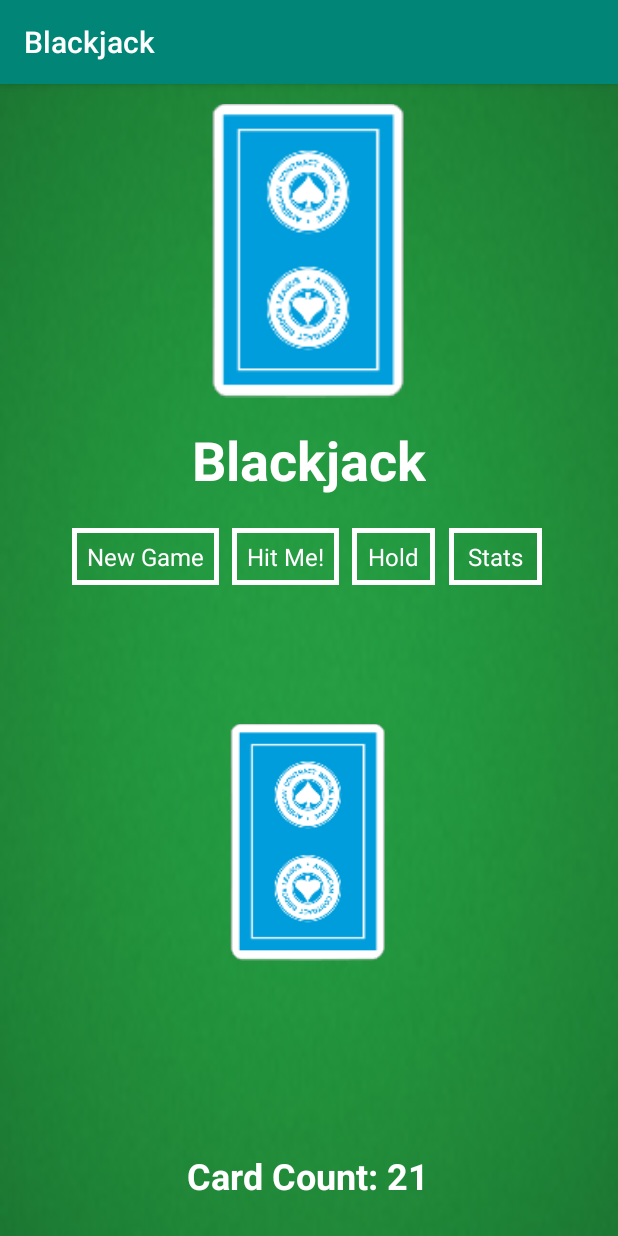
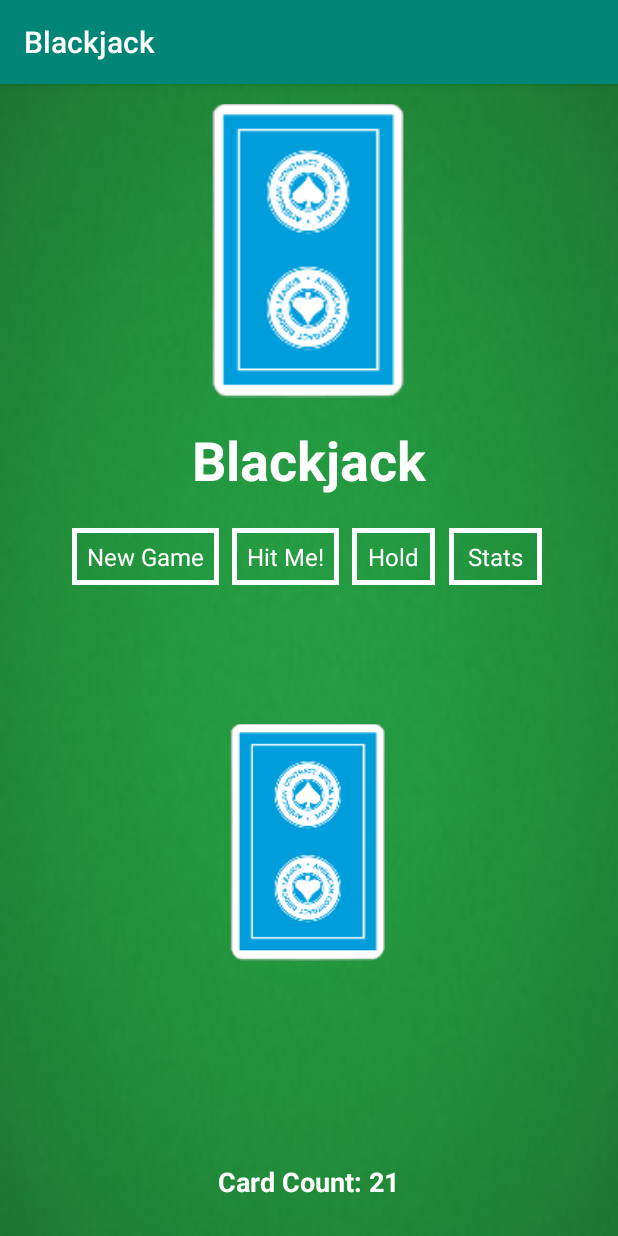
Before and after one commit to mustafamohamed001/Blackjack-Android-App, an Android app: the screen it shows after launch (MainActivity), after a tap on "New Game", on a phone screen of 412 x 824 dp. Run offline under Robolectric (Android 15) with nearby library versions, the light colour scheme and no system bars; Roboto replaces fonts that are not available here.

Commit message:
Buttom Messages functional

```diff
--- a/app/src/main/java/com/mustafamohamed/blackjack/MainActivity.kt
+++ b/app/src/main/java/com/mustafamohamed/blackjack/MainActivity.kt
@@ -5,6 +5,7 @@ import androidx.appcompat.app.AppCompatActivity
 import android.os.Bundle
 import android.widget.Button
 import android.widget.ImageView
+import android.widget.LinearLayout
 import android.widget.TextView
 import androidx.appcompat.app.AlertDialog
 import kotlin.math.round
@@ -142,14 +143,16 @@ class MainActivity : AppCompatActivity() {
         dealerHand = num
     }
 
-
-
+    //App Logic
     override fun onCreate(savedInstanceState: Bundle?) {
         super.onCreate(savedInstanceState)
         setContentView(R.layout.activity_main)
 
         //Declare Button Text Message
         val buttomMsg = findViewById(R.id.buttomMsg) as TextView
+
+        //Declare Card Holder
+        val cardHolder = findViewById(R.id.cardHolder) as LinearLayout
 
         //Declare New Game Button
         val newgameButton = findViewById(R.id.newgameButton) as Button
@@ -160,9 +163,9 @@ class MainActivity : AppCompatActivity() {
             cards = mutableListOf(getCard(), getCard())
             getCardNum()
             buttomMsg.setText("Card Count: ${hand}")
-            for(card in cards){
-                println(card)
-            }
+//            for(card in cards){
+//                println(card)
+//            }
             val card = findViewById(R.id.card) as ImageView
             card.setImageResource(getResources().getIdentifier("blue_back", "mipmap", this.packageName))
         }
@@ -176,6 +179,7 @@ class MainActivity : AppCompatActivity() {
             if(hand > 21){
                 gameState = 3
                 gameLost += 1
+                buttomMsg.setText("Bust!!!")
             }
             else if(hand == 21){
                 //Dealer Behavior
@@ -188,14 +192,17 @@ class MainActivity : AppCompatActivity() {
                 if(hand > dealerHand || dealerHand > 21){
                     gameWin += 1
                     gameState = 0
+                    buttomMsg.setText("You Win!!!")
                 }
                 else if(dealerHand > hand){
                     gameLost += 1
                     gameState = 1
+                    buttomMsg.setText("You Lost :(")
                 }
                 else if(dealerHand == hand){
                     gameTie += 1
                     gameState = 2
+                    buttomMsg.setText("Tied Game!!")
                 }
             }
         }
@@ -214,14 +221,17 @@ class MainActivity : AppCompatActivity() {
             if(hand > dealerHand || dealerHand > 21){
                 gameWin += 1
                 gameState = 0
+                buttomMsg.setText("You Win!!!")
             }
             else if(dealerHand > hand){
                 gameLost += 1
                 gameState = 1
+                buttomMsg.setText("You Lost :(")
             }
             else if(dealerHand == hand){
                 gameTie += 1
                 gameState = 2
+                buttomMsg.setText("Tied Game!!")
             }
         }
 
--- a/app/src/main/res/layout/activity_main.xml
+++ b/app/src/main/res/layout/activity_main.xml
@@ -115,6 +115,7 @@
     </LinearLayout>
 
     <LinearLayout
+        android:id="@+id/cardHolder"
         android:layout_width="385dp"
         android:layout_height="290dp"
         android:gravity="center_horizontal"
@@ -139,7 +140,7 @@
         android:layout_height="wrap_content"
         android:layout_marginBottom="24dp"
         android:textColor="#FFFFFF"
-        android:textSize="24sp"
+        android:textSize="18sp"
         android:textStyle="bold"
         app:layout_constraintBottom_toBottomOf="parent"
         app:layout_constraintEnd_toEndOf="parent"
```
